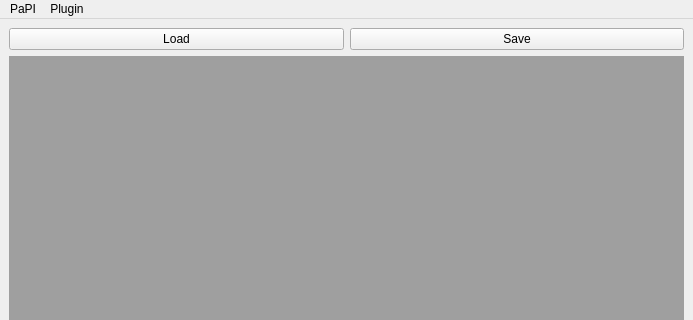
The window that ui/gui/qt_new/main.ui (TUB-Control/PaPI) describes before a commit, drawn with Qt 5; both pictures show x 0 to 693 and y 0 to 320 of the 693 by 600 pixel window.
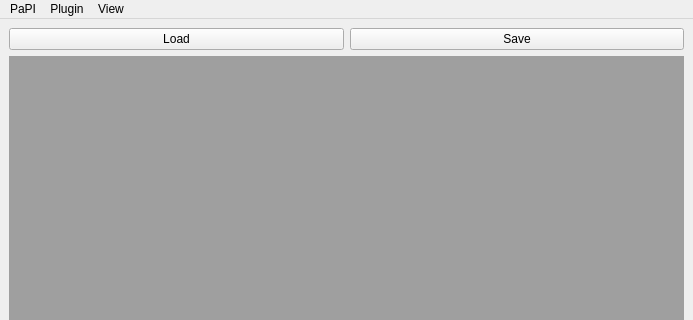
The same window after the commit.

```diff
--- a/ui/gui/qt_new/main.ui
+++ b/ui/gui/qt_new/main.ui
@@ -75,8 +75,16 @@
     <addaction name="actionOverview"/>
     <addaction name="actionCreate"/>
    </widget>
+   <widget class="QMenu" name="menuView">
+    <property name="title">
+     <string>View</string>
+    </property>
+    <addaction name="actionRunMode"/>
+    <addaction name="actionSetBackground"/>
+   </widget>
    <addaction name="menuPaPI"/>
    <addaction name="menuPlugin"/>
+   <addaction name="menuView"/>
   </widget>
   <widget class="QStatusBar" name="statusbar"/>
   <action name="actionLoad">
```
Left out of the diff: 10 changed lines with no effect on the pictures.
